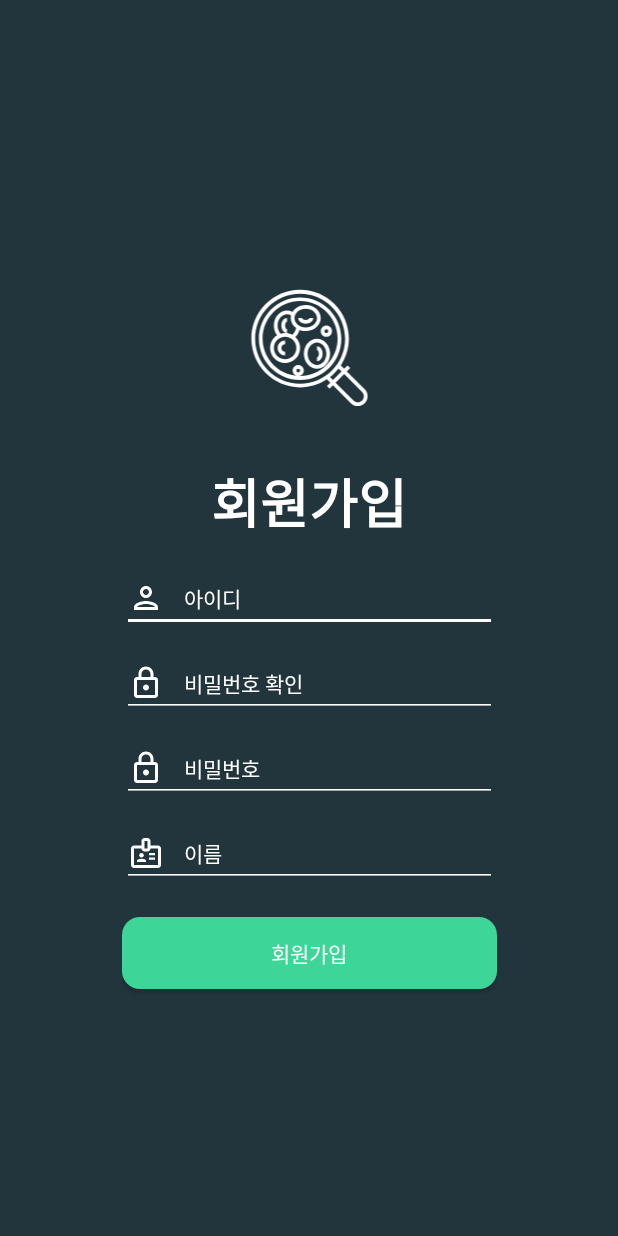
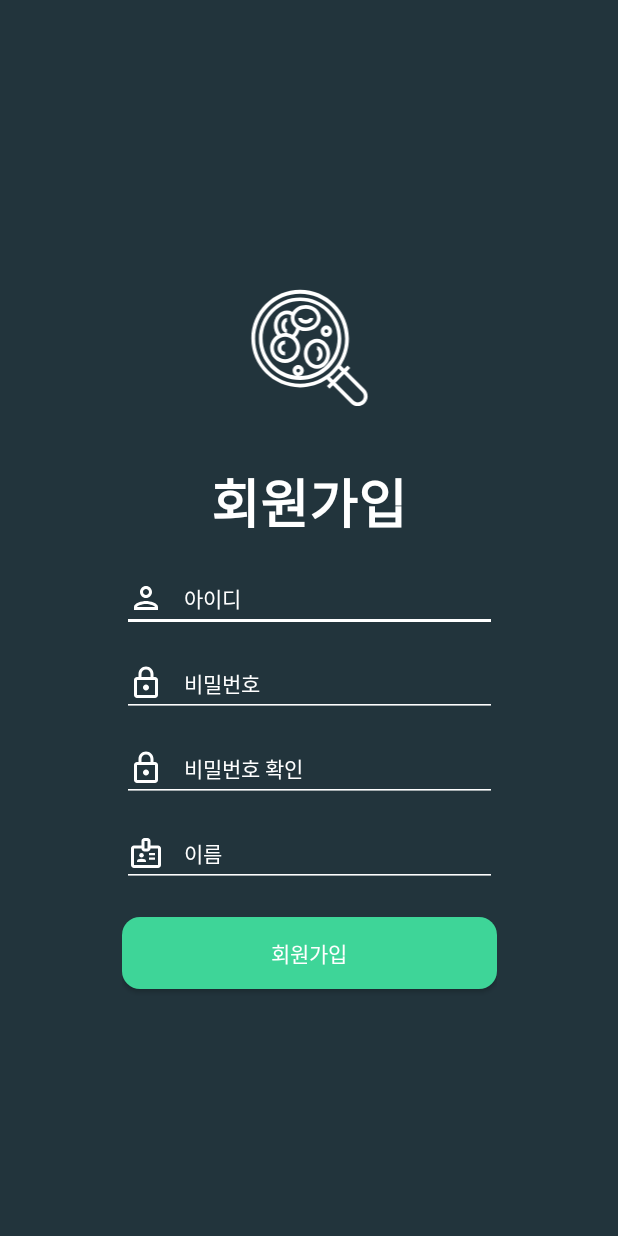
Before and after one commit to Sxbxn/Capstone, an Android app: the SignInActivity screen opened directly, with no data from a screen before it, on a phone screen of 412 x 824 dp. Run offline under Robolectric (Android 15) with nearby library versions, the phone set to English and light mode, and no system bars.

```diff
--- a/android/Cellification/app/src/main/java/com/kyonggi/cellification/data/local/db/CellDatabase.kt
+++ b/android/Cellification/app/src/main/java/com/kyonggi/cellification/data/local/db/CellDatabase.kt
@@ -5,18 +5,15 @@
 import androidx.room.Room
 import androidx.room.RoomDatabase
 import com.kyonggi.cellification.data.local.dao.CellDao
-import com.kyonggi.cellification.data.local.dao.userDao
 import com.kyonggi.cellification.data.model.cell.Cell
-import com.kyonggi.cellification.data.model.user.User
 
 @Database(
-    entities = [Cell::class, User::class],
+    entities = [Cell::class],
     version = 1,
     exportSchema = false
 )
 abstract class CellDatabase : RoomDatabase() {
     abstract fun cellDao(): CellDao
-    abstract fun userDao(): userDao
 
     companion object {
         private var cellRoomInstance: CellDatabase? = null
--- a/android/Cellification/app/src/main/java/com/kyonggi/cellification/repository/user/datasource/UserRemoteDataSource.kt
+++ b/android/Cellification/app/src/main/java/com/kyonggi/cellification/repository/user/datasource/UserRemoteDataSource.kt
@@ -1,7 +1,4 @@
 package com.kyonggi.cellification.repository.user.datasource
-
-import com.kyonggi.cellification.data.model.user.UserList
-import retrofit2.Response
 
 interface UserRemoteDataSource {
     //suspend fun getUsers(): Response<UserList>
--- a/android/Cellification/app/src/main/java/com/kyonggi/cellification/repository/user/datasourceImpl/UserRemoteDataSourceImpl.kt
+++ b/android/Cellification/app/src/main/java/com/kyonggi/cellification/repository/user/datasourceImpl/UserRemoteDataSourceImpl.kt
@@ -1,8 +1,6 @@
 package com.kyonggi.cellification.repository.user.datasourceImpl
 
-import com.kyonggi.cellification.data.model.user.UserList
 import com.kyonggi.cellification.repository.user.datasource.UserRemoteDataSource
-import retrofit2.Response
 
 class UserRemoteDataSourceImpl(
     //private val cellService: CellService,
--- /dev/null
+++ b/android/Cellification/app/src/main/res/drawable/ic_baseline_people_24.xml
@@ -0,0 +1,5 @@
+<vector android:height="24dp" android:tint="#999999"
+    android:viewportHeight="24" android:viewportWidth="24"
+    android:width="24dp" xmlns:android="http://schemas.android.com/apk/res/android">
+    <path android:fillColor="@android:color/white" android:pathData="M16,11c1.66,0 2.99,-1.34 2.99,-3S17.66,5 16,5c-1.66,0 -3,1.34 -3,3s1.34,3 3,3zM8,11c1.66,0 2.99,-1.34 2.99,-3S9.66,5 8,5C6.34,5 5,6.34 5,8s1.34,3 3,3zM8,13c-2.33,0 -7,1.17 -7,3.5L1,19h14v-2.5c0,-2.33 -4.67,-3.5 -7,-3.5zM16,13c-0.29,0 -0.62,0.02 -0.97,0.05 1.16,0.84 1.97,1.97 1.97,3.45L17,19h6v-2.5c0,-2.33 -4.67,-3.5 -7,-3.5z"/>
+</vector>
--- a/android/Cellification/app/src/main/res/layout/activity_sign_in.xml
+++ b/android/Cellification/app/src/main/res/layout/activity_sign_in.xml
@@ -50,6 +50,20 @@
             android:textSize="14dp" />
 
         <EditText
+            android:id="@+id/editText_signin_pwd"
+            android:layout_width="match_parent"
+            android:layout_height="wrap_content"
+            android:layout_marginTop="12dp"
+            android:backgroundTint="@color/white"
+            android:drawableLeft="@drawable/outline_lock_24"
+            android:drawableTint="@color/white"
+            android:hint="    비밀번호"
+            android:inputType="textPassword"
+            android:textColor="@color/white"
+            android:textColorHint="@color/white"
+            android:textSize="14dp" />
+
+        <EditText
             android:id="@+id/editText_signin_pwd_chk"
             android:layout_width="match_parent"
             android:layout_height="wrap_content"
@@ -58,20 +72,6 @@
             android:drawableLeft="@drawable/outline_lock_24"
             android:drawableTint="@color/white"
             android:hint="    비밀번호 확인"
-            android:inputType="textPassword"
-            android:textColor="@color/white"
-            android:textColorHint="@color/white"
-            android:textSize="14dp" />
-
-        <EditText
-            android:id="@+id/editText_signin_pwd"
-            android:layout_width="match_parent"
-            android:layout_height="wrap_content"
-            android:layout_marginTop="12dp"
-            android:backgroundTint="@color/white"
-            android:drawableLeft="@drawable/outline_lock_24"
-            android:drawableTint="@color/white"
-            android:hint="    비밀번호"
             android:inputType="textPassword"
             android:textColor="@color/white"
             android:textColorHint="@color/white"
```
Also changed, not shown: android/Cellification/app/src/main/java/com/kyonggi/cellification/data/local/dao/userDao.kt (deleted, +0 -18 lines), android/Cellification/app/src/main/java/com/kyonggi/cellification/data/model/user/UserList.kt (+4 -4 lines), android/Cellification/app/src/main/java/com/kyonggi/cellification/repository/user/datasource/UserLocalDataSource.kt (+4 -4 lines), android/Cellification/app/src/main/java/com/kyonggi/cellification/repository/user/datasourceImpl/UserLocalDataSourceImpl.kt (+13 -17 lines).
